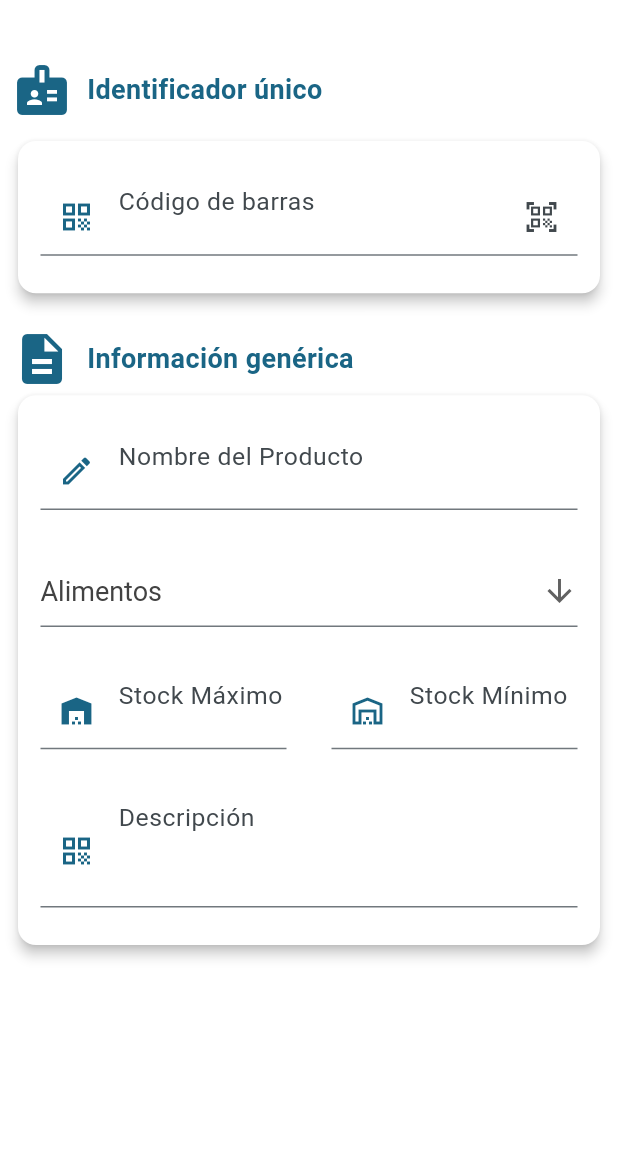
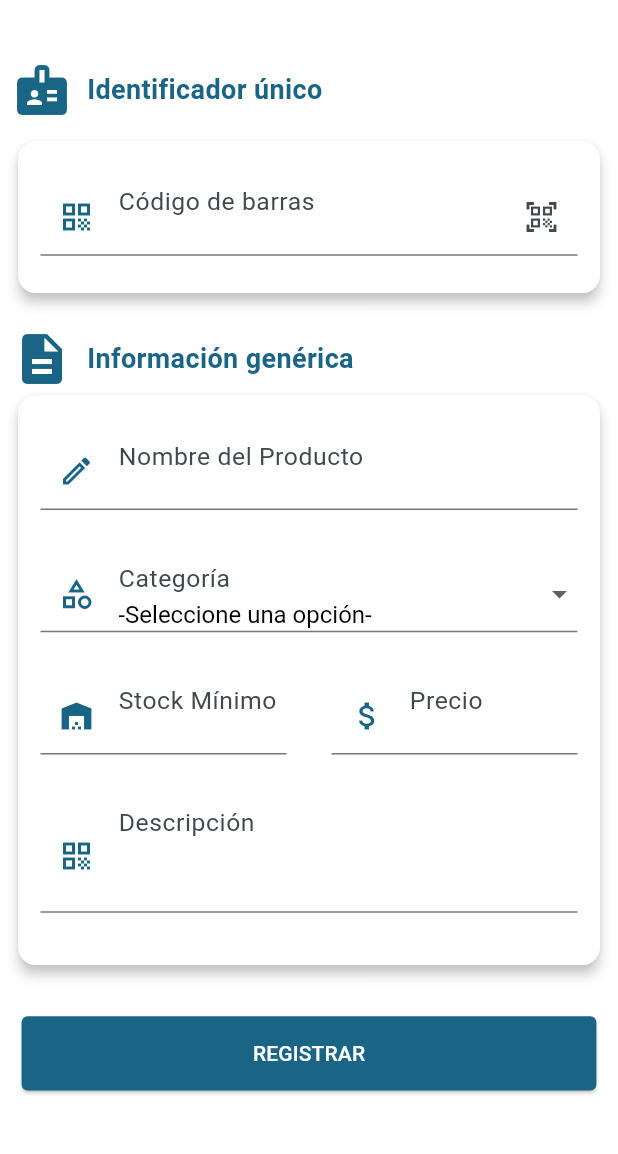
Before and after one commit to gonzacabrera2506/punto_pos, a Flutter app: the ProductsScreen screen opened by its route, on a phone screen of 412 x 824 dp, the part 72-1226 px from its top. Run offline on Flutter 3.47's test engine with Material 3 defaults, Android fonts, the phone set to English and light mode, and no system bars; our stand-ins replace cloud_firestore, equatable, firebase_auth, firebase_core, flutter_bloc, form_validator and 2 more; missing offline and left inert: firebase_app_check; accounts and stored records are empty.

Commit message:
FEAT: new product screen

```diff
--- a/lib/config/router/app_router.dart
+++ b/lib/config/router/app_router.dart
@@ -17,8 +17,8 @@ final appRouter = GoRouter(
       builder: (context, state) => const HomeScreen(),
     ),
     GoRoute(
-      path: '/welcome_screen',
-      // path: '/',
+      //path: '/welcome_screen',
+      path: '/',
       name: LoginScreen.routeName,
       builder: (context, state) => const LoginScreen(),
     ),
@@ -33,7 +33,7 @@ final appRouter = GoRouter(
       },
     ),
     GoRoute(
-      path: '/',
+      path: '/dashboard_screen',
       name: DashboardScreen.routeName,
       builder: (context, state) => const DashboardScreen(),
     ),
--- a/lib/features/login/presentation/login_screen.dart
+++ b/lib/features/login/presentation/login_screen.dart
@@ -1,6 +1,7 @@
 import 'package:flutter/material.dart';
 import 'package:form_validator/form_validator.dart';
 import 'package:go_router/go_router.dart';
+import 'package:stock_ventas/features/dashboard/presentation/dashboard_screen.dart';
 import 'package:stock_ventas/features/register/presentation/screens/register_screen.dart';
 import 'package:stock_ventas/shared/widgets/custom_elevated_button.dart';
 import 'package:stock_ventas/shared/widgets/custom_outlined_button.dart';
@@ -48,6 +49,7 @@ class _LoginScreenState extends State<LoginScreen> {
                       .build(),
               labelText: "Password",
               prefixIcon: Icon(Icons.lock_outline_rounded),
+              maxLines: 1,
             ),
             SizedBox(height: 30),
             CustomElevatedButton(
@@ -57,6 +59,7 @@ class _LoginScreenState extends State<LoginScreen> {
               ),
               onPressed: () {
                 //TODO: // Implement login functionality
+                context.pushNamed(DashboardScreen.routeName);
               },
             ),
             SizedBox(height: 30),
--- a/lib/features/products/presentation/products_screen.dart
+++ b/lib/features/products/presentation/products_screen.dart
@@ -3,6 +3,7 @@ import 'package:form_validator/form_validator.dart';
 import 'package:stock_ventas/shared/widgets/custom_container.dart';
 import 'package:stock_ventas/shared/widgets/custom_drawer.dart';
 import 'package:stock_ventas/shared/widgets/custom_dropdown.dart';
+import 'package:stock_ventas/shared/widgets/custom_elevated_button.dart';
 import 'package:stock_ventas/shared/widgets/custom_scaffold.dart';
 import 'package:stock_ventas/shared/widgets/custom_textFormField.dart';
 
@@ -15,7 +16,12 @@ class ProductsScreen extends StatefulWidget {
 }
 
 class _ProductsScreenState extends State<ProductsScreen> {
-  final TextEditingController _email = TextEditingController();
+  final TextEditingController _codigo = TextEditingController();
+  final TextEditingController _nombre = TextEditingController();
+  final TextEditingController _categoria = TextEditingController();
+  final TextEditingController _stock = TextEditingController();
+  final TextEditingController _precio = TextEditingController();
+  final TextEditingController _descripcion = TextEditingController();
   @override
   Widget build(BuildContext context) {
     return CustomScaffold(
@@ -62,10 +68,9 @@ class _ProductsScreenState extends State<ProductsScreen> {
               CustomContainer(
                 widgets: [
                   SizedBox(height: 10),
-                  //Row(children: [Text("Datos generales")]),
                   CustomTextFormField(
                     obscureText: false,
-                    controller: _email,
+                    controller: _codigo,
                     validation: ValidationBuilder().email().required().build(),
                     labelText: "Código de barras",
                     prefixIcon: Icon(Icons.qr_code_outlined),
@@ -106,31 +111,27 @@ class _ProductsScreenState extends State<ProductsScreen> {
               CustomContainer(
                 widgets: [
                   SizedBox(height: 10),
-                  //Row(children: [Text("Datos generales")]),
                   CustomTextFormField(
                     obscureText: false,
-                    controller: _email,
+                    controller: _nombre,
                     validation: ValidationBuilder().email().required().build(),
                     labelText: "Nombre del Producto",
                     prefixIcon: Icon(Icons.edit_outlined),
                   ),
-                  // CustomTextFormField(
-                  //   obscureText: false,
-                  //   controller: _email,
-                  //   validation: ValidationBuilder().email().required().build(),
-                  //   labelText: "Categoría",
-                  //   prefixIcon: Icon(Icons.category_outlined),
-                  // ),
-                  CustomDropdown(),
+                  CustomDropdown(
+                    labelText: 'Categoría',
+                    prefixIcon: Icon(Icons.category_outlined),
+                    //suffixIcon: const Icon(Icons.arrow_downward),
+                  ),
                   Row(
                     children: [
                       Expanded(
                         child: CustomTextFormField(
                           obscureText: false,
-                          controller: _email,
+                          controller: _stock,
                           validation:
                               ValidationBuilder().email().required().build(),
-                          labelText: "Stock Máximo",
+                          labelText: "Stock Mínimo",
                           prefixIcon: Icon(Icons.warehouse),
                           maxLength: 6,
                         ),
@@ -138,11 +139,11 @@ class _ProductsScreenState extends State<ProductsScreen> {
                       Expanded(
                         child: CustomTextFormField(
                           obscureText: false,
-                          controller: _email,
+                          controller: _precio,
                           validation:
                               ValidationBuilder().email().required().build(),
-                          labelText: "Stock Mínimo",
-                          prefixIcon: Icon(Icons.warehouse_outlined),
+                          labelText: "Precio",
+                          prefixIcon: Icon(Icons.attach_money_outlined),
                           maxLength: 6,
                         ),
                       ),
@@ -150,15 +151,22 @@ class _ProductsScreenState extends State<ProductsScreen> {
                   ),
                   CustomTextFormField(
                     obscureText: false,
-                    controller: _email,
+                    controller: _descripcion,
                     validation: ValidationBuilder().email().required().build(),
                     labelText: "Descripción",
                     prefixIcon: Icon(Icons.qr_code_outlined),
                     maxLength: 45,
                     maxLines: 2,
                   ),
-                  SizedBox(height: 10),
+                  SizedBox(height: 20),
                 ],
+              ),
+              SizedBox(height: 30),
+              CustomElevatedButton(
+                child: Text("REGISTRAR", style: TextStyle(color: Colors.white)),
+                onPressed: () {
+                  //TODO: // Implement login functionality
+                },
               ),
             ],
           ),
--- a/lib/shared/widgets/custom_dropdown.dart
+++ b/lib/shared/widgets/custom_dropdown.dart
@@ -1,7 +1,16 @@
 import 'package:flutter/material.dart';
 
 class CustomDropdown extends StatefulWidget {
-  const CustomDropdown({super.key});
+  final Icon? prefixIcon;
+  final Widget? suffixIcon;
+  final String? labelText;
+
+  const CustomDropdown({
+    super.key,
+    this.prefixIcon,
+    this.suffixIcon,
+    this.labelText,
+  });
 
   @override
   State<CustomDropdown> createState() => _CustomDropdownState();
@@ -11,6 +20,7 @@ class _CustomDropdownState extends State<CustomDropdown> {
   @override
   Widget build(BuildContext context) {
     const List<String> list = <String>[
+      '-Seleccione una opción-',
       'Alimentos',
       'Bebidas',
       'Bazar',
@@ -24,9 +34,33 @@ class _CustomDropdownState extends State<CustomDropdown> {
       padding: const EdgeInsets.all(15.0),
       child: DropdownButtonFormField<String>(
         value: dropdownValue,
-        icon: const Icon(Icons.arrow_downward),
+        //icon: const Icon(Icons.arrow_downward),
         elevation: 16,
-        style: TextStyle(fontSize: 18, color: Colors.grey[800]),
+        decoration: InputDecoration(
+          counterText: '',
+          contentPadding: EdgeInsets.fromLTRB(0, 7, 0, 0),
+          labelStyle: TextStyle(fontSize: 22),
+          labelText: widget.labelText,
+          prefixIcon:
+              widget.prefixIcon != null
+                  ? IconTheme(
+                    data: IconThemeData(
+                      color: Theme.of(context).colorScheme.primary,
+                    ),
+                    child: widget.prefixIcon!,
+                  )
+                  : null,
+          suffixIcon: widget.suffixIcon,
+          floatingLabelBehavior: FloatingLabelBehavior.always,
+          errorStyle: TextStyle(fontSize: 10, fontWeight: FontWeight.bold),
+          border: UnderlineInputBorder(
+            borderSide: BorderSide(
+              color: Theme.of(context).colorScheme.primary,
+              width: 2.0,
+            ),
+          ),
+        ),
+        style: TextStyle(fontSize: 16, color: Colors.black),
         onChanged: (String? value) {
           // This is called when the user selects an item.
           setState(() {
```
